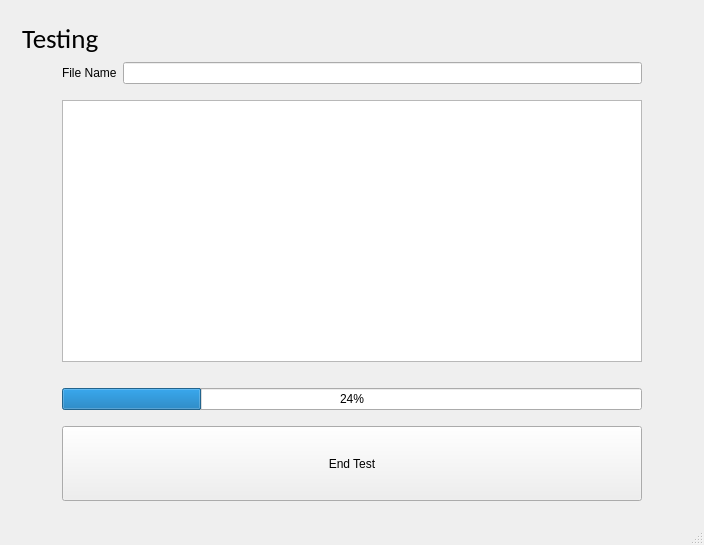
Old version of the form freeLoader/mainwindow.ui in the repository CreativeMachinesLab/freeLoader.
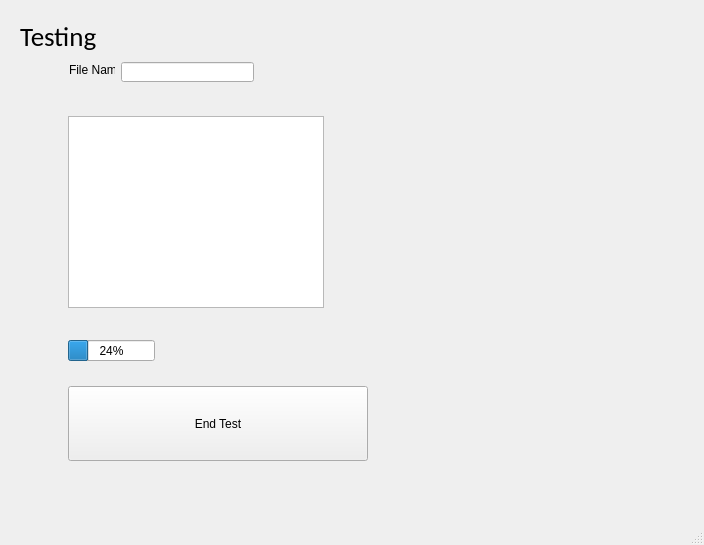
New version of the form. The open tabs and pages were chosen to show the change.

Commit message: Have a plot window working and plotting fake data

Patch:
```diff
--- a/freeLoader/mainwindow.ui
+++ b/freeLoader/mainwindow.ui
@@ -726,9 +726,15 @@
        </layout>
       </widget>
       <widget class="QWidget" name="runPage">
-       <layout class="QVBoxLayout" name="verticalLayout_14">
-        <item>
          <widget class="QLabel" name="label_7">
+        <property name="geometry">
+         <rect>
+          <x>9</x>
+          <y>9</y>
+          <width>78</width>
+          <height>33</height>
+         </rect>
+        </property>
           <property name="font">
            <font>
             <family>Calibri</family>
@@ -739,109 +745,41 @@
            <string>Testing</string>
           </property>
          </widget>
-        </item>
-        <item>
-         <layout class="QHBoxLayout" name="horizontalLayout_14">
-          <item>
-           <spacer name="horizontalSpacer_9">
-            <property name="orientation">
-             <enum>Qt::Horizontal</enum>
-            </property>
-            <property name="sizeType">
-             <enum>QSizePolicy::Fixed</enum>
-            </property>
-            <property name="sizeHint" stdset="0">
-             <size>
-              <width>40</width>
-              <height>20</height>
-             </size>
-            </property>
-           </spacer>
-          </item>
-          <item>
-           <layout class="QVBoxLayout" name="verticalLayout_13">
-            <item>
-             <layout class="QHBoxLayout" name="horizontalLayout_13">
-              <item>
-               <widget class="QLabel" name="label_8">
-                <property name="text">
-                 <string>File Name</string>
-                </property>
-               </widget>
-              </item>
-              <item>
-               <widget class="QLineEdit" name="fileNameLineEditDisplay">
-                <property name="readOnly">
-                 <bool>true</bool>
-                </property>
-               </widget>
-              </item>
-             </layout>
-            </item>
-            <item>
-             <spacer name="verticalSpacer_9">
-              <property name="orientation">
-               <enum>Qt::Vertical</enum>
-              </property>
-              <property name="sizeType">
-               <enum>QSizePolicy::Fixed</enum>
-              </property>
-              <property name="sizeHint" stdset="0">
-               <size>
-                <width>20</width>
-                <height>10</height>
-               </size>
-              </property>
-             </spacer>
-            </item>
-            <item>
              <widget class="QPlainTextEdit" name="dataPlainTextEdit">
+        <property name="geometry">
+         <rect>
+          <x>57</x>
+          <y>105</y>
+          <width>256</width>
+          <height>192</height>
+         </rect>
+        </property>
               <property name="readOnly">
                <bool>true</bool>
               </property>
              </widget>
-            </item>
-            <item>
-             <spacer name="verticalSpacer_8">
-              <property name="orientation">
-               <enum>Qt::Vertical</enum>
-              </property>
-              <property name="sizeType">
-               <enum>QSizePolicy::Fixed</enum>
-              </property>
-              <property name="sizeHint" stdset="0">
-               <size>
-                <width>20</width>
-                <height>20</height>
-               </size>
-              </property>
-             </spacer>
-            </item>
-            <item>
              <widget class="QProgressBar" name="progressBar">
+        <property name="geometry">
+         <rect>
+          <x>57</x>
+          <y>329</y>
+          <width>87</width>
+          <height>21</height>
+         </rect>
+        </property>
               <property name="value">
                <number>24</number>
               </property>
              </widget>
-            </item>
-            <item>
-             <spacer name="verticalSpacer_7">
-              <property name="orientation">
-               <enum>Qt::Vertical</enum>
-              </property>
-              <property name="sizeType">
-               <enum>QSizePolicy::Fixed</enum>
-              </property>
-              <property name="sizeHint" stdset="0">
-               <size>
-                <width>20</width>
-                <height>10</height>
-               </size>
-              </property>
-             </spacer>
-            </item>
-            <item>
              <widget class="QPushButton" name="endButton">
+        <property name="geometry">
+         <rect>
+          <x>57</x>
+          <y>375</y>
+          <width>300</width>
+          <height>75</height>
+         </rect>
+        </property>
               <property name="minimumSize">
                <size>
                 <width>300</width>
@@ -855,28 +793,43 @@
                <string>Space</string>
               </property>
              </widget>
-            </item>
-           </layout>
-          </item>
-          <item>
-           <spacer name="horizontalSpacer_10">
-            <property name="orientation">
-             <enum>Qt::Horizontal</enum>
-            </property>
-            <property name="sizeType">
-             <enum>QSizePolicy::Fixed</enum>
-            </property>
-            <property name="sizeHint" stdset="0">
-             <size>
-              <width>40</width>
+       <widget class="QWidget" name="verticalLayoutWidget_2">
+        <property name="geometry">
+         <rect>
+          <x>360</x>
+          <y>10</y>
+          <width>261</width>
+          <height>211</height>
+         </rect>
+        </property>
+        <layout class="QVBoxLayout" name="scatterPlot"/>
+       </widget>
+       <widget class="QLabel" name="label_8">
+        <property name="geometry">
+         <rect>
+          <x>58</x>
+          <y>51</y>
+          <width>46</width>
+          <height>16</height>
+         </rect>
+        </property>
+        <property name="text">
+         <string>File Name</string>
+        </property>
+       </widget>
+       <widget class="QLineEdit" name="fileNameLineEditDisplay">
+        <property name="geometry">
+         <rect>
+          <x>110</x>
+          <y>51</y>
+          <width>133</width>
               <height>20</height>
-             </size>
-            </property>
-           </spacer>
-          </item>
-         </layout>
-        </item>
-       </layout>
+         </rect>
+        </property>
+        <property name="readOnly">
+         <bool>true</bool>
+        </property>
+       </widget>
       </widget>
      </widget>
     </item>
```
Lines whose indentation alone changed are shown as unchanged. The commit also changes 9 other files.
